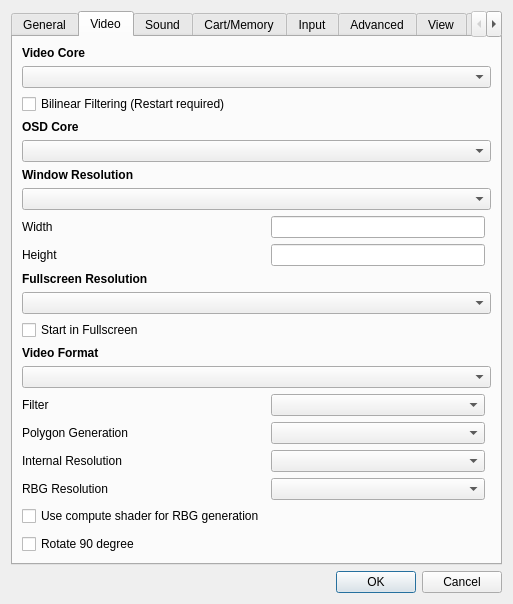
Qt form yabause/src/qt/ui/UISettings.ui (rob-ack/yabause) before a commit.
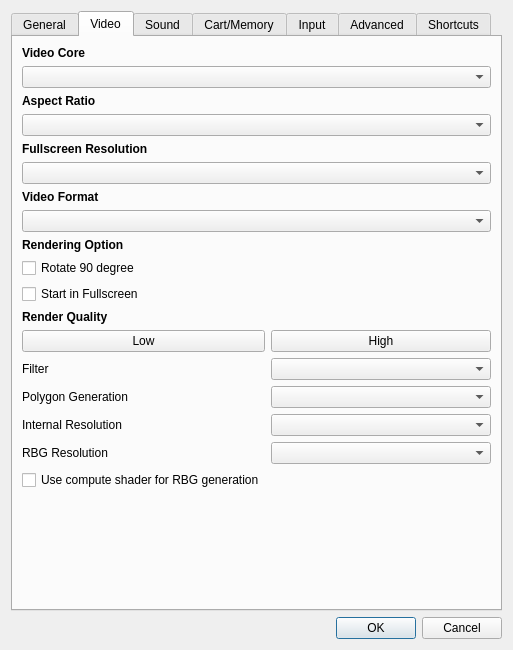
The same form after that commit. The open tabs and pages were chosen to show the change. Custom widgets are drawn as their Qt base class.

Commit message:
Windows version QT6 VS 2022
# Conflicts:
#	buildwin.bat
#	yabause/src/PlayRecorder.cpp
#	yabause/src/qt/ui/UIAbout.ui
#	yabause/src/qt/ui/UISettings.cpp
#	yabause/src/qt/ui/UIYabause.cpp
#	yabause/src/qt/ui/UIYabause.ui
#	yabause/src/qt/ui/WebLoginWindow.cpp

The edit to the form file:
```diff
--- a/yabause/src/qt/ui/UISettings.ui
+++ b/yabause/src/qt/ui/UISettings.ui
@@ -7,7 +7,7 @@
     <x>0</x>
     <y>0</y>
     <width>513</width>
-    <height>555</height>
+    <height>650</height>
    </rect>
   </property>
   <property name="windowTitle">
@@ -220,111 +220,27 @@
        <string>Video</string>
       </attribute>
       <layout class="QGridLayout" name="gridLayout2">
-       <item row="19" column="0">
+       <item row="27" column="0">
         <widget class="QLabel" name="label_6">
          <property name="text">
           <string>Polygon Generation</string>
          </property>
         </widget>
        </item>
-       <item row="18" column="0">
-        <widget class="QLabel" name="label_5">
+       <item row="25" column="0">
+        <widget class="QPushButton" name="btnLow">
          <property name="text">
-          <string>Filter</string>
+          <string>Low</string>
          </property>
         </widget>
        </item>
-       <item row="6" column="0" colspan="3">
-        <widget class="QComboBox" name="cbAspectRatio"/>
-       </item>
-       <item row="8" column="0">
-        <widget class="QLabel" name="lWinHeight">
-         <property name="text">
-          <string>Height</string>
-         </property>
-        </widget>
-       </item>
-       <item row="3" column="0" colspan="3">
-        <widget class="QLabel" name="lOSDCore">
-         <property name="font">
-          <font>
-           <weight>75</weight>
-           <bold>true</bold>
-          </font>
-         </property>
-         <property name="text">
-          <string>OSD Core</string>
-         </property>
-         <property name="textFormat">
-          <enum>Qt::PlainText</enum>
-         </property>
-        </widget>
-       </item>
-       <item row="16" column="0" colspan="3">
-        <widget class="QLabel" name="lVideoFormat">
-         <property name="font">
-          <font>
-           <weight>75</weight>
-           <bold>true</bold>
-          </font>
-         </property>
-         <property name="text">
-          <string>Video Format</string>
-         </property>
-         <property name="textFormat">
-          <enum>Qt::PlainText</enum>
-         </property>
-        </widget>
-       </item>
-       <item row="2" column="0">
-        <widget class="QCheckBox" name="cbBilinear">
-         <property name="text">
-          <string>Bilinear Filtering (Restart required)</string>
-         </property>
-        </widget>
-       </item>
-       <item row="10" column="0" colspan="3">
-        <widget class="QComboBox" name="cbFullscreenResolution"/>
+       <item row="28" column="1" colspan="2">
+        <widget class="QComboBox" name="cbResolution"/>
        </item>
        <item row="1" column="0" colspan="3">
         <widget class="QComboBox" name="cbVideoCore"/>
        </item>
-       <item row="17" column="0" colspan="3">
-        <widget class="QComboBox" name="cbVideoFormat"/>
-       </item>
-       <item row="5" column="0" colspan="3">
-        <widget class="QLabel" name="lWinResolution">
-         <property name="font">
-          <font>
-           <weight>75</weight>
-           <bold>true</bold>
-          </font>
-         </property>
-         <property name="text">
-          <string>Window Resolution</string>
-         </property>
-         <property name="textFormat">
-          <enum>Qt::PlainText</enum>
-         </property>
-        </widget>
-       </item>
-       <item row="9" column="0">
-        <widget class="QLabel" name="lFullScreenResolution">
-         <property name="font">
-          <font>
-           <weight>75</weight>
-           <bold>true</bold>
-          </font>
-         </property>
-         <property name="text">
-          <string>Fullscreen Resolution</string>
-         </property>
-         <property name="textFormat">
-          <enum>Qt::PlainText</enum>
-         </property>
-        </widget>
-       </item>
-       <item row="27" column="0" colspan="3">
+       <item row="34" column="0" colspan="3">
         <spacer>
          <property name="orientation">
           <enum>Qt::Vertical</enum>
@@ -337,85 +253,157 @@
          </property>
         </spacer>
        </item>
-       <item row="7" column="0">
-        <widget class="QLabel" name="lWinWidth">
+       <item row="25" column="1" colspan="2">
+        <widget class="QPushButton" name="btnHigh">
          <property name="text">
-          <string>Width</string>
+          <string>High</string>
          </property>
         </widget>
        </item>
-       <item row="12" column="0">
-        <widget class="QCheckBox" name="cbFullscreen">
-         <property name="text">
-          <string>Start in Fullscreen</string>
-         </property>
-        </widget>
-       </item>
-       <item row="7" column="1">
-        <widget class="QLineEdit" name="leWinWidth"/>
-       </item>
-       <item row="8" column="1">
-        <widget class="QLineEdit" name="leWinHeight"/>
-       </item>
-       <item row="4" column="0" colspan="3">
-        <widget class="QComboBox" name="cbOSDCore"/>
-       </item>
-       <item row="0" column="0" colspan="3">
-        <widget class="QLabel" name="lVideoCore">
-         <property name="font">
-          <font>
-           <weight>75</weight>
-           <bold>true</bold>
-          </font>
-         </property>
-         <property name="text">
-          <string>Video Core</string>
-         </property>
-         <property name="textFormat">
-          <enum>Qt::PlainText</enum>
-         </property>
-        </widget>
-       </item>
-       <item row="18" column="1">
+       <item row="26" column="1" colspan="2">
         <widget class="QComboBox" name="cbFilterMode"/>
        </item>
-       <item row="19" column="1">
+       <item row="27" column="1" colspan="2">
         <widget class="QComboBox" name="cbPolygonGeneration"/>
        </item>
+       <item row="26" column="0">
+        <widget class="QLabel" name="label_5">
+         <property name="text">
+          <string>Filter</string>
+         </property>
+        </widget>
+       </item>
+       <item row="30" column="0">
+        <widget class="QLabel" name="label_8">
+         <property name="text">
+          <string>RBG Resolution</string>
+         </property>
+        </widget>
+       </item>
+       <item row="0" column="0" colspan="3">
+        <widget class="QLabel" name="lVideoCore">
+         <property name="font">
+          <font>
+           <bold>true</bold>
+          </font>
+         </property>
+         <property name="text">
+          <string>Video Core</string>
+         </property>
+         <property name="textFormat">
+          <enum>Qt::TextFormat::PlainText</enum>
+         </property>
+        </widget>
+       </item>
+       <item row="6" column="0">
+        <widget class="QLabel" name="lFullScreenResolution">
+         <property name="font">
+          <font>
+           <bold>true</bold>
+          </font>
+         </property>
+         <property name="text">
+          <string>Fullscreen Resolution</string>
+         </property>
+         <property name="textFormat">
+          <enum>Qt::TextFormat::PlainText</enum>
+         </property>
+        </widget>
+       </item>
        <item row="28" column="0">
-        <widget class="QCheckBox" name="cbRotateScreen">
-         <property name="text">
-          <string>Rotate 90 degree</string>
-         </property>
-        </widget>
-       </item>
-       <item row="20" column="1">
-        <widget class="QComboBox" name="cbResolution"/>
-       </item>
-       <item row="22" column="1">
-        <widget class="QComboBox" name="cbRBGREsolution"/>
-       </item>
-       <item row="20" column="0">
         <widget class="QLabel" name="label_7">
          <property name="text">
           <string>Internal Resolution</string>
          </property>
         </widget>
        </item>
-       <item row="22" column="0">
-        <widget class="QLabel" name="label_8">
+       <item row="11" column="0">
+        <widget class="QCheckBox" name="cbRotateScreen">
          <property name="text">
-          <string>RBG Resolution</string>
+          <string>Rotate 90 degree</string>
          </property>
         </widget>
        </item>
-       <item row="23" column="0">
+       <item row="24" column="0">
+        <widget class="QLabel" name="label">
+         <property name="font">
+          <font>
+           <bold>true</bold>
+          </font>
+         </property>
+         <property name="text">
+          <string>Render Quality</string>
+         </property>
+        </widget>
+       </item>
+       <item row="12" column="0">
+        <widget class="QCheckBox" name="cbFullscreen">
+         <property name="text">
+          <string>Start in Fullscreen</string>
+         </property>
+        </widget>
+       </item>
+       <item row="31" column="0">
         <widget class="QCheckBox" name="cbUseComputeShader">
          <property name="text">
           <string>Use compute shader for RBG generation</string>
          </property>
         </widget>
        </item>
+       <item row="30" column="1" colspan="2">
+        <widget class="QComboBox" name="cbRBGREsolution"/>
+       </item>
+       <item row="3" column="0" colspan="3">
+        <widget class="QComboBox" name="cbAspectRatio"/>
+       </item>
+       <item row="8" column="0">
+        <widget class="QLabel" name="lVideoFormat">
+         <property name="font">
+          <font>
+           <bold>true</bold>
+          </font>
+         </property>
+         <property name="text">
+          <string>Video Format</string>
+         </property>
+         <property name="textFormat">
+          <enum>Qt::TextFormat::PlainText</enum>
+         </property>
+        </widget>
+       </item>
+       <item row="10" column="0">
+        <widget class="QLabel" name="label_2">
+         <property name="font">
+          <font>
+           <bold>true</bold>
+          </font>
+         </property>
+         <property name="text">
+          <string>Rendering Option</string>
+         </property>
+        </widget>
+       </item>
+       <item row="2" column="0" colspan="3">
+        <widget class="QLabel" name="lWinResolution">
+         <property name="font">
+          <font>
+           <bold>true</bold>
+          </font>
+         </property>
+         <property name="text">
+          <string>Aspect Ratio</string>
+         </property>
+         <property name="textFormat">
+          <enum>Qt::TextFormat::PlainText</enum>
+         </property>
+        </widget>
+       </item>
+       <item row="7" column="0" colspan="3">
+        <widget class="QComboBox" name="cbFullscreenResolution"/>
+       </item>
+       <item row="9" column="0" colspan="3">
+        <widget class="QComboBox" name="cbVideoFormat"/>
+       </item>
       </layout>
      </widget>
      <widget class="QWidget" name="wSound">
@@ -812,155 +800,6 @@
        </item>
       </layout>
      </widget>
-     <widget class="QWidget" name="wView">
-      <attribute name="title">
-       <string>View</string>
-      </attribute>
-      <layout class="QGridLayout">
-       <item row="6" column="0">
-        <spacer>
-         <property name="orientation">
-          <enum>Qt::Vertical</enum>
-         </property>
-         <property name="sizeHint" stdset="0">
-          <size>
-           <width>20</width>
-           <height>2</height>
-          </size>
-         </property>
-        </spacer>
-       </item>
-       <item row="0" column="0" colspan="3">
-        <widget class="QLabel" name="lHideMenubar">
-         <property name="font">
-          <font>
-           <weight>75</weight>
-           <bold>true</bold>
-          </font>
-         </property>
-         <property name="text">
-          <string>Hide Menubar</string>
-         </property>
-        </widget>
-       </item>
-       <item row="1" column="0">
-        <widget class="QRadioButton" name="rbMenubarNever">
-         <property name="text">
-          <string>Never</string>
-         </property>
-         <attribute name="buttonGroup">
-          <string notr="true">bgShowMenubar</string>
-         </attribute>
-        </widget>
-       </item>
-       <item row="1" column="1">
-        <widget class="QRadioButton" name="rbMenubarFullscreen">
-         <property name="text">
-          <string>On fullscreen</string>
-         </property>
-         <attribute name="buttonGroup">
-          <string notr="true">bgShowMenubar</string>
-         </attribute>
-        </widget>
-       </item>
-       <item row="1" column="2">
-        <widget class="QRadioButton" name="rbMenubarAlways">
-         <property name="text">
-          <string>Always</string>
-         </property>
-         <attribute name="buttonGroup">
-          <string notr="true">bgShowMenubar</string>
-         </attribute>
-        </widget>
-       </item>
-       <item row="2" column="0" colspan="3">
-        <widget class="QLabel" name="lHideToolbar">
-         <property name="font">
-          <font>
-           <weight>75</weight>
-           <bold>true</bold>
-          </font>
-         </property>
-         <property name="text">
-          <string>Hide Toolbar</string>
-         </property>
-        </widget>
-       </item>
-       <item row="3" column="0">
-        <widget class="QRadioButton" name="rbToolbarNever">
-         <property name="text">
-          <string>Never</string>
-         </property>
-         <attribute name="buttonGroup">
-          <string notr="true">bgShowToolbar</string>
-         </attribute>
-        </widget>
-       </item>
-       <item row="3" column="1">
-        <widget class="QRadioButton" name="rbToolbarFullscreen">
-         <property name="text">
-          <string>On fullscreen</string>
-         </property>
-         <attribute name="buttonGroup">
-          <string notr="true">bgShowToolbar</string>
-         </attribute>
-        </widget>
-       </item>
-       <item row="3" column="2">
-        <widget class="QRadioButton" name="rbToolbarAlways">
-         <property name="text">
-          <string>Always</string>
-         </property>
-         <attribute name="buttonGroup">
-          <string notr="true">bgShowToolbar</string>
-         </attribute>
-        </widget>
-       </item>
-       <item row="4" column="0" colspan="3">
-        <widget class="QLabel" name="label">
-         <property name="font">
-          <font>
-           <weight>75</weight>
-           <bold>true</bold>
-          </font>
-         </property>
-         <property name="text">
-          <string>Show Log Window</string>
-         </property>
-        </widget>
-       </item>
-       <item row="5" column="1">
-        <widget class="QRadioButton" name="rbLogWindowMessage">
-         <property name="text">
-          <string>On message</string>
-         </property>
-         <attribute name="buttonGroup">
-          <string notr="true">bgShowLogWindow</string>
-         </attribute>
-        </widget>
-       </item>
-       <item row="1" column="3">
-        <widget class="QRadioButton" name="rbMenubarFullscreenHover">
-         <property name="text">
-          <string>Display on Hover</string>
-         </property>
-         <attribute name="buttonGroup">
-          <string notr="true">bgShowMenubar</string>
-         </attribute>
-        </widget>
-       </item>
-       <item row="5" column="0">
-        <widget class="QRadioButton" name="rbLogWindowNever">
-         <property name="text">
-          <string>Never</string>
-         </property>
-         <attribute name="buttonGroup">
-          <string notr="true">bgShowLogWindow</string>
-         </attribute>
-        </widget>
-       </item>
-      </layout>
-     </widget>
      <widget class="QWidget" name="tab">
       <attribute name="title">
        <string>Shortcuts</string>
```
Left out of the diff: 67 changed lines with no effect on the pictures. The commit also changes 295 other files.
